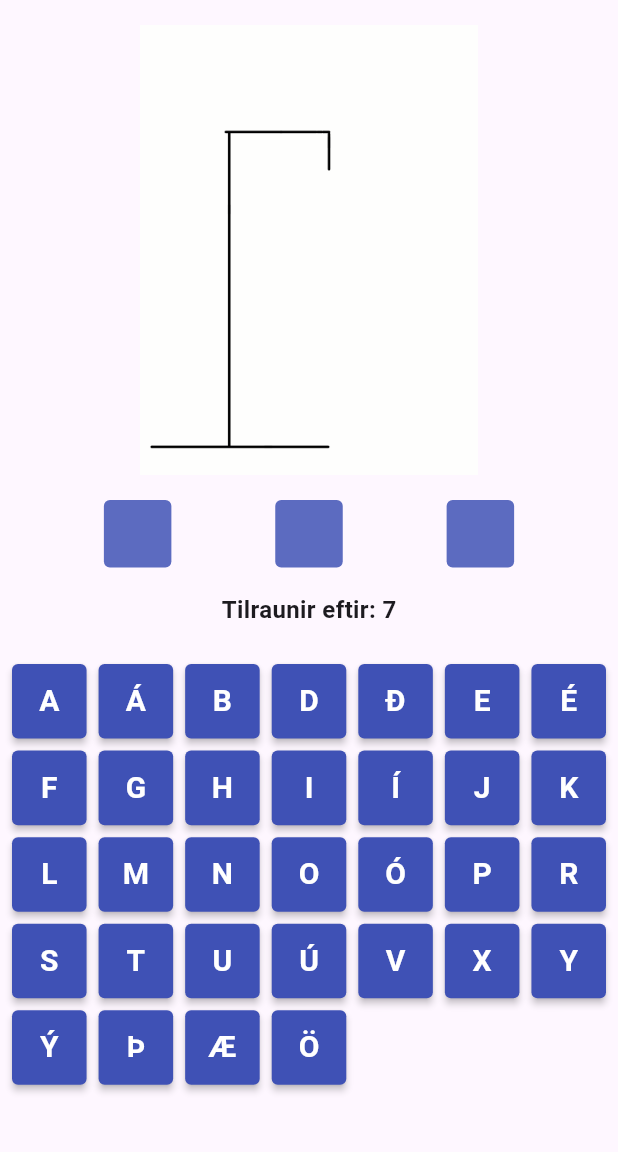
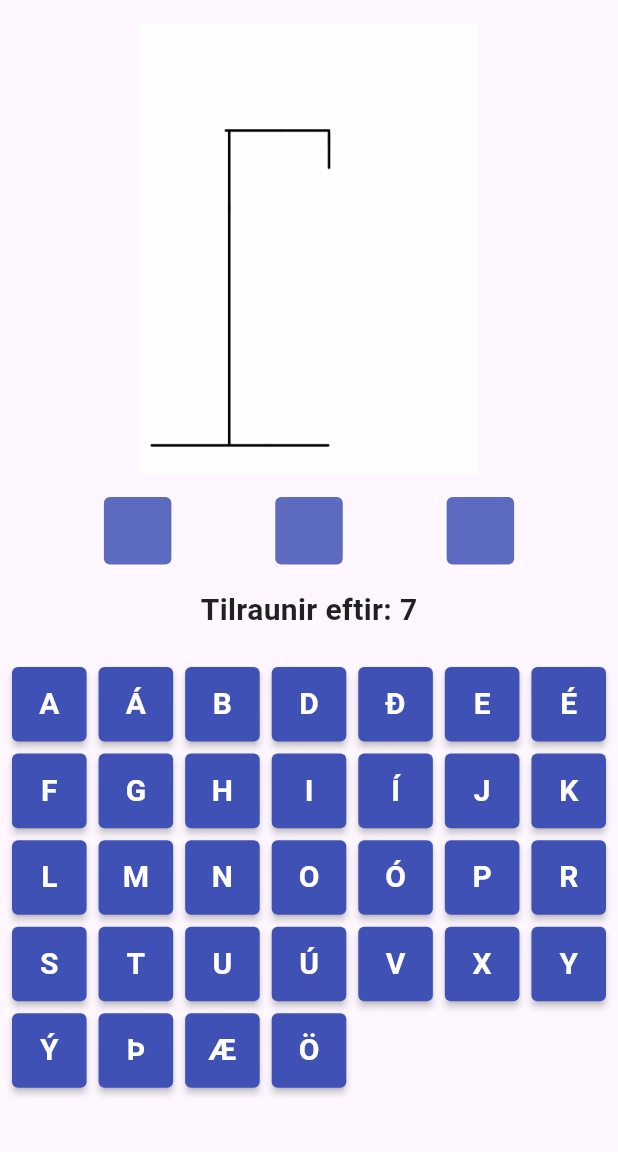
Before and after one commit to OSE-ICE/hangman_ose, a Flutter app: the screen it shows after launch, after a tap on "Spila leik", on a phone screen of 412 x 824 dp, the part 84-1236 px from its top. Run offline on Flutter 3.47's test engine with Material 3 defaults, Android fonts, the phone set to English and light mode, and no system bars; our stand-ins replace google_fonts.

Commit message:
bætti við mainText og headlineText widget

```diff
--- a/lib/gameScreen.dart
+++ b/lib/gameScreen.dart
@@ -1,5 +1,7 @@
 import 'package:flutter/material.dart';
 import 'package:google_fonts/google_fonts.dart';
+import 'package:hangman_ose/widget/headline_text.dart';
+import 'package:hangman_ose/widget/main_text.dart';
 import 'package:hangman_ose/widget/progress_image.dart';
 import 'package:hangman_ose/words_alphabet.dart';
 import 'package:hangman_ose/widget/letter.dart';
@@ -19,11 +21,9 @@ class _SecondRouteState extends State<SecondRoute> {
       appBar: AppBar(
         backgroundColor: Colors.indigo.shade500,
         title: Center(
-            widthFactor: 1.5,
-            child: Text(
-              'Hengimann',
-              style: GoogleFonts.caveat(fontSize: 50, color: Colors.white),
-            )),
+          widthFactor: 1.5,
+          child: headlineText("Hengimann"),
+        ),
       ),
       body: Center(
         child: Column(
@@ -56,13 +56,7 @@ class _SecondRouteState extends State<SecondRoute> {
                           : !Game.selectedCharacter.contains(e.toUpperCase())))
                   .toList(),
             ),
-            Text(
-              "Tilraunir eftir: ${Game.lives - Game.tries}",
-              style: GoogleFonts.roboto(
-                fontWeight: FontWeight.bold,
-                fontSize: 16,
-              ),
-            ),
+            mainText("Tilraunir eftir: ${Game.lives - Game.tries}"),
             SizedBox(
               width: double.infinity,
               height: 300.0,
--- a/lib/main.dart
+++ b/lib/main.dart
@@ -1,9 +1,10 @@
 import 'package:flutter/material.dart';
 import 'package:hangman_ose/gameScreen.dart';
-import 'package:google_fonts/google_fonts.dart';
 import 'package:hangman_ose/jokes.dart';
 import 'package:hangman_ose/about_screen.dart';
 import 'package:hangman_ose/proverbs.dart';
+import 'package:hangman_ose/widget/headline_text.dart';
+import 'package:hangman_ose/widget/main_text.dart';
 
 void main() {
   runApp(
@@ -25,10 +26,7 @@ class FirstRoute extends StatelessWidget {
         backgroundColor: Colors.indigo.shade500,
         title: Center(
           widthFactor: 1.5,
-          child: Text(
-            'Hengimann',
-            style: GoogleFonts.caveat(fontSize: 50, color: Colors.white),
-          ),
+          child: headlineText("Hengimann"),
         ),
       ),
       drawer: Drawer(
@@ -39,13 +37,7 @@ class FirstRoute extends StatelessWidget {
               decoration: BoxDecoration(
                 color: Colors.indigo.shade500,
               ),
-              child: Text(
-                'Hengimann',
-                style: GoogleFonts.caveat(
-                  fontSize: 50,
-                  color: Colors.white,
-                ),
-              ),
+              child: headlineText("Hengimann"),
             ),
             ListTile(
               leading: const Icon(Icons.article_rounded),
@@ -82,24 +74,12 @@ class FirstRoute extends StatelessWidget {
             SizedBox(
               width: 380,
               child: Center(
-                child: Text(
-                  randomJokes,
-                  style: GoogleFonts.roboto(
-                    fontSize: 20,
-                    fontWeight: FontWeight.bold,
-                  ),
-                ),
+                child: mainText(randomJokes),
               ),
             ),
             const SizedBox(height: 80),
             ElevatedButton(
-              child: Text(
-                'Spila leik',
-                style: GoogleFonts.roboto(
-                  fontWeight: FontWeight.bold,
-                  fontSize: 16,
-                ),
-              ),
+              child: mainText("Spila leik"),
               onPressed: () {
                 Navigator.push(
                   context,
--- /dev/null
+++ b/lib/widget/headline_text.dart
@@ -0,0 +1,12 @@
+import 'package:flutter/material.dart';
+import 'package:google_fonts/google_fonts.dart';
+
+Widget headlineText(String text) {
+  return Text(
+    text,
+    style: GoogleFonts.caveat(
+      fontSize: 50,
+      color: Colors.white,
+    ),
+  );
+}
--- /dev/null
+++ b/lib/widget/main_text.dart
@@ -0,0 +1,13 @@
+import 'package:flutter/material.dart';
+import 'package:google_fonts/google_fonts.dart';
+
+Widget mainText(String text) {
+  return Text(
+    text,
+    style: GoogleFonts.roboto(
+      fontSize: 20,
+      fontWeight: FontWeight.bold,
+      color: Colors.black87,
+    ),
+  );
+}
```
Also changed, not shown: lib/about_screen.dart (+3 -6 lines), lib/proverbs.dart (+9 -23 lines).
